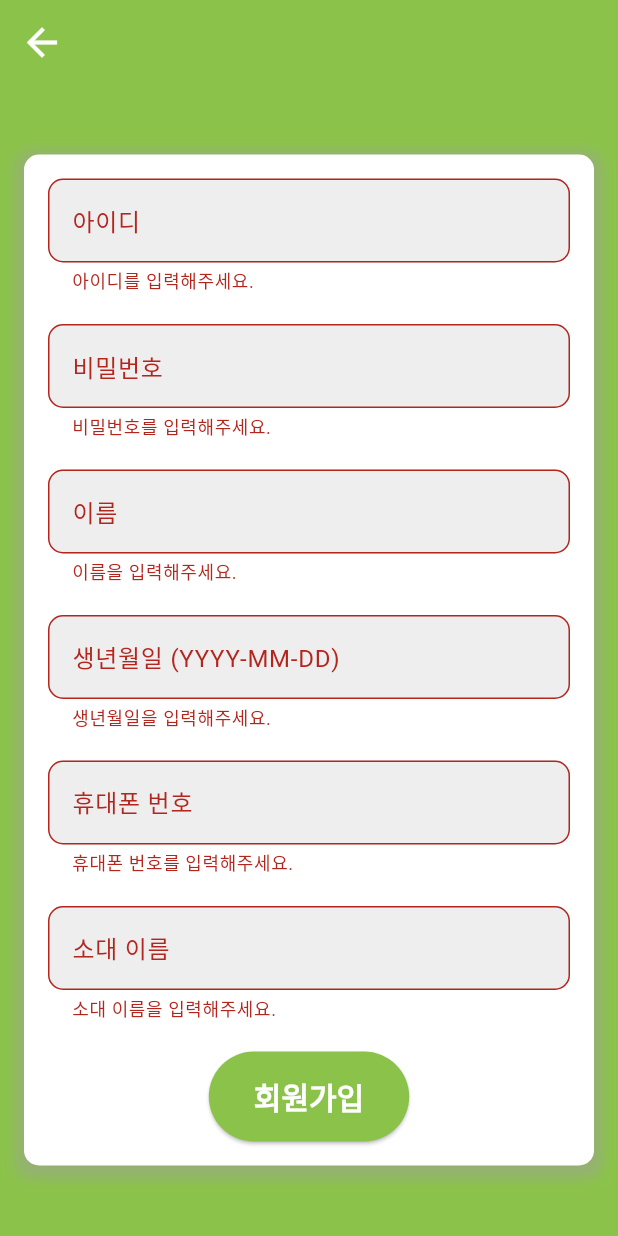
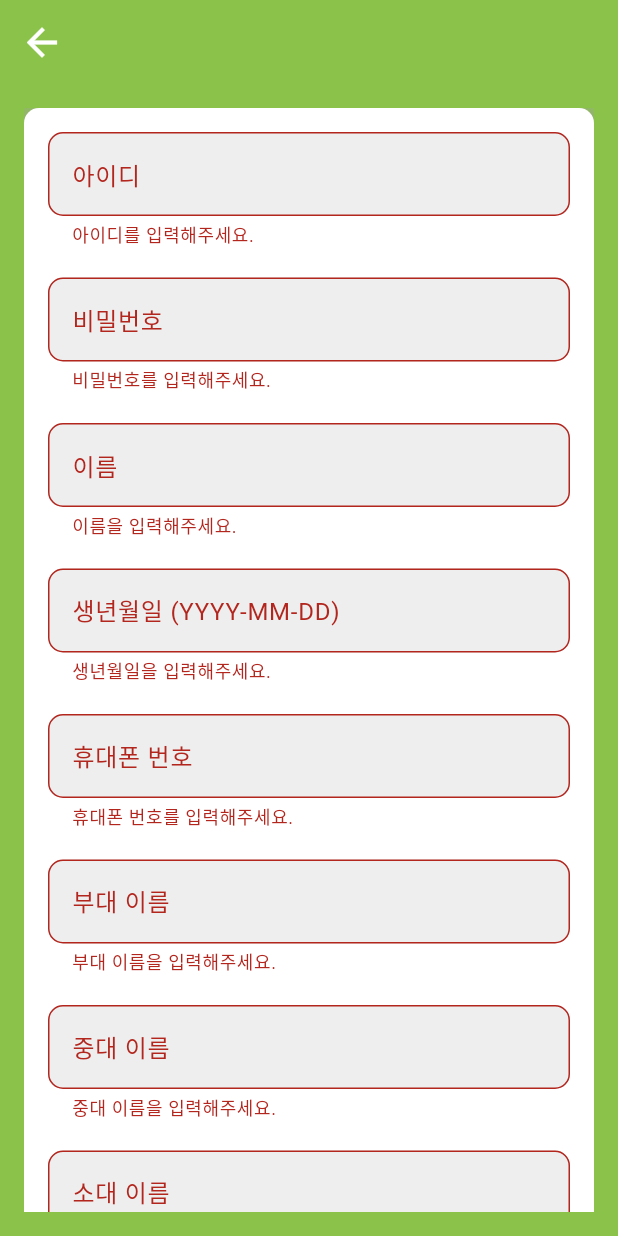
Before and after one commit to koreansandwich/millitary, a Flutter app: the SignupScreen screen opened directly, after a tap on "회원가입", on a phone screen of 412 x 824 dp. Run offline on Flutter 3.47's test engine with Material 3 defaults, Android fonts, the phone set to English and light mode, and no system bars; our stand-ins replace image_picker, sqflite, table_calendar; accounts and stored records are empty.

Commit message:
2024_06_09

```diff
--- a/lib/db/diary_database.dart
+++ b/lib/db/diary_database.dart
@@ -6,14 +6,18 @@ class Diary {
   final String date;
   final String content;
   final bool isPublic;
-  final int userId; // 사용자 식별자 추가
+  final int userId;
+  final String platoon;
+  final String battalion;
 
   Diary({
     this.id,
     required this.date,
     required this.content,
     required this.isPublic,
-    required this.userId, // 사용자 식별자 초기화
+    required this.userId,
+    required this.platoon,
+    required this.battalion,
   });
 
   Diary copyWith({
@@ -22,13 +26,17 @@ class Diary {
     String? content,
     bool? isPublic,
     int? userId,
+    String? platoon,
+    String? battalion,
   }) {
     return Diary(
       id: id ?? this.id,
       date: date ?? this.date,
       content: content ?? this.content,
       isPublic: isPublic ?? this.isPublic,
-      userId: userId ?? this.userId, // 사용자 식별자 복사
+      userId: userId ?? this.userId,
+      platoon: platoon ?? this.platoon,
+      battalion: battalion ?? this.battalion,
     );
   }
 
@@ -38,6 +46,8 @@ class Diary {
         DiaryFields.content: content,
         DiaryFields.isPublic: isPublic ? 1 : 0,
         DiaryFields.userId: userId,
+        DiaryFields.platoon: platoon,
+        DiaryFields.battalion: battalion,
       };
 
   factory Diary.fromJson(Map<String, dynamic> json) => Diary(
@@ -46,17 +56,29 @@ class Diary {
         content: json[DiaryFields.content],
         isPublic: json[DiaryFields.isPublic] == 1,
         userId: json[DiaryFields.userId],
+        platoon: json[DiaryFields.platoon],
+        battalion: json[DiaryFields.battalion],
       );
 }
 
 class DiaryFields {
-  static final List<String> values = [id, date, content, isPublic, userId];
+  static final List<String> values = [
+    id,
+    date,
+    content,
+    isPublic,
+    userId,
+    platoon,
+    battalion
+  ];
 
   static const String id = '_id';
   static const String date = 'date';
   static const String content = 'content';
   static const String isPublic = 'isPublic';
-  static const String userId = 'userId'; // 사용자 식별자 필드 추가
+  static const String userId = 'userId';
+  static const String platoon = 'platoon';
+  static const String battalion = 'battalion';
 }
 
 class DiaryDatabase {
@@ -92,13 +114,14 @@ CREATE TABLE diaries (
   ${DiaryFields.date} $textType,
   ${DiaryFields.content} $textType,
   ${DiaryFields.isPublic} $boolType,
-  ${DiaryFields.userId} $intType
+  ${DiaryFields.userId} $intType,
+  ${DiaryFields.platoon} $textType,
+  ${DiaryFields.battalion} $textType
   )
 ''');
   }
 
   Future<Diary?> fetchDiaryByDate(String date, int userId) async {
-    // 수정된 부분: userId 추가
     final db = await instance.database;
 
     final maps = await db.query(
@@ -115,14 +138,16 @@ CREATE TABLE diaries (
     }
   }
 
-  Future<List<Diary>> fetchPublicDiariesByDate(String date) async {
+  Future<List<Diary>> fetchPublicDiariesByDate(
+      String date, String platoon, String battalion) async {
     final db = await instance.database;
 
     final maps = await db.query(
       'diaries',
       columns: DiaryFields.values,
-      where: '${DiaryFields.date} = ? AND ${DiaryFields.isPublic} = 1',
-      whereArgs: [date],
+      where:
+          '${DiaryFields.date} = ? AND ${DiaryFields.isPublic} = 1 AND ${DiaryFields.platoon} = ? AND ${DiaryFields.battalion} = ?',
+      whereArgs: [date, platoon, battalion],
     );
 
     return maps.map((json) => Diary.fromJson(json)).toList();
--- a/lib/db/user_database.dart
+++ b/lib/db/user_database.dart
@@ -9,6 +9,8 @@ class User {
   final String birthdate;
   final String phoneNumber;
   final String platoon;
+  final String battalion; // 중대 필드 추가
+  final String company; // 부대 필드 추가
 
   User({
     this.id,
@@ -18,6 +20,8 @@ class User {
     required this.birthdate,
     required this.phoneNumber,
     required this.platoon,
+    required this.battalion,
+    required this.company,
   });
 
   User copyWith({
@@ -28,6 +32,8 @@ class User {
     String? birthdate,
     String? phoneNumber,
     String? platoon,
+    String? battalion,
+    String? company,
   }) {
     return User(
       id: id ?? this.id,
@@ -37,6 +43,8 @@ class User {
       birthdate: birthdate ?? this.birthdate,
       phoneNumber: phoneNumber ?? this.phoneNumber,
       platoon: platoon ?? this.platoon,
+      battalion: battalion ?? this.battalion,
+      company: company ?? this.company,
     );
   }
 
@@ -48,6 +56,8 @@ class User {
         UserFields.birthdate: birthdate,
         UserFields.phoneNumber: phoneNumber,
         UserFields.platoon: platoon,
+        UserFields.battalion: battalion,
+        UserFields.company: company,
       };
 
   factory User.fromJson(Map<String, dynamic> json) => User(
@@ -58,6 +68,8 @@ class User {
         birthdate: json[UserFields.birthdate],
         phoneNumber: json[UserFields.phoneNumber],
         platoon: json[UserFields.platoon],
+        battalion: json[UserFields.battalion],
+        company: json[UserFields.company],
       );
 }
 
@@ -70,6 +82,8 @@ class UserFields {
     birthdate,
     phoneNumber,
     platoon,
+    battalion,
+    company,
   ];
 
   static const String id = '_id';
@@ -79,6 +93,8 @@ class UserFields {
   static const String birthdate = 'birthdate';
   static const String phoneNumber = 'phoneNumber';
   static const String platoon = 'platoon';
+  static const String battalion = 'battalion';
+  static const String company = 'company';
 }
 
 class UserDatabase {
@@ -114,7 +130,9 @@ CREATE TABLE users (
   ${UserFields.name} $textType,
   ${UserFields.birthdate} $textType,
   ${UserFields.phoneNumber} $textType,
-  ${UserFields.platoon} $textType
+  ${UserFields.platoon} $textType,
+  ${UserFields.battalion} $textType,
+  ${UserFields.company} $textType
   )
 ''');
   }
--- a/lib/screens/login_screen.dart
+++ b/lib/screens/login_screen.dart
@@ -21,7 +21,7 @@ class _LoginScreenState extends State<LoginScreen> {
         Navigator.pushReplacement(
           context,
           MaterialPageRoute(
-            builder: (context) => CalendarScreen(userId: user.id!),
+            builder: (context) => CalendarScreen(user: user),
           ),
         );
       } else {
--- a/lib/screens/signup_screen.dart
+++ b/lib/screens/signup_screen.dart
@@ -10,10 +10,12 @@ class _SignupScreenState extends State<SignupScreen> {
   final _formKey = GlobalKey<FormState>();
   String _username = '';
   String _password = '';
-  String _name = ''; // 이름 필드 추가
-  String _birthdate = ''; // 생년월일 필드 추가
-  String _phoneNumber = ''; // 휴대폰 번호 필드 추가
-  String _platoon = ''; // 소대 이름 필드 추가
+  String _name = '';
+  String _birthdate = '';
+  String _phoneNumber = '';
+  String _platoon = '';
+  String _battalion = '';
+  String _company = '';
 
   Future<void> _signup() async {
     if (_formKey.currentState!.validate()) {
@@ -25,6 +27,8 @@ class _SignupScreenState extends State<SignupScreen> {
         birthdate: _birthdate,
         phoneNumber: _phoneNumber,
         platoon: _platoon,
+        battalion: _battalion,
+        company: _company,
       );
       await UserDatabase.instance.insertUser(newUser);
       ScaffoldMessenger.of(context).showSnackBar(
@@ -37,13 +41,12 @@ class _SignupScreenState extends State<SignupScreen> {
   @override
   Widget build(BuildContext context) {
     return Scaffold(
-      backgroundColor: Color(0xFF8BC34A), // 배경 색상 변경
+      backgroundColor: Color(0xFF8BC34A),
       appBar: AppBar(
         backgroundColor: Colors.transparent,
         elevation: 0,
         leading: IconButton(
-          icon: Icon(Icons.arrow_back,
-              color: Colors.white, size: 30), // 크기와 색상 변경
+          icon: Icon(Icons.arrow_back, color: Colors.white, size: 30),
           onPressed: () => Navigator.of(context).pop(),
         ),
       ),
@@ -175,6 +178,46 @@ class _SignupScreenState extends State<SignupScreen> {
                         SizedBox(height: 20),
                         TextFormField(
                           decoration: InputDecoration(
+                            labelText: '부대 이름',
+                            border: OutlineInputBorder(
+                              borderRadius: BorderRadius.circular(10),
+                            ),
+                            filled: true,
+                            fillColor: Colors.grey[200],
+                          ),
+                          validator: (value) {
+                            if (value == null || value.isEmpty) {
+                              return '부대 이름을 입력해주세요.';
+                            }
+                            return null;
+                          },
+                          onSaved: (value) {
+                            _company = value!;
+                          },
+                        ),
+                        SizedBox(height: 20),
+                        TextFormField(
+                          decoration: InputDecoration(
+                            labelText: '중대 이름',
+                            border: OutlineInputBorder(
+                              borderRadius: BorderRadius.circular(10),
+                            ),
+                            filled: true,
+                            fillColor: Colors.grey[200],
+                          ),
+                          validator: (value) {
+                            if (value == null || value.isEmpty) {
+                              return '중대 이름을 입력해주세요.';
+                            }
+                            return null;
+                          },
+                          onSaved: (value) {
+                            _battalion = value!;
+                          },
+                        ),
+                        SizedBox(height: 20),
+                        TextFormField(
+                          decoration: InputDecoration(
                             labelText: '소대 이름',
                             border: OutlineInputBorder(
                               borderRadius: BorderRadius.circular(10),
@@ -196,8 +239,8 @@ class _SignupScreenState extends State<SignupScreen> {
                         ElevatedButton(
                           onPressed: _signup,
                           style: ElevatedButton.styleFrom(
-                            backgroundColor: Color(0xFF8BC34A), // 버튼 배경색
-                            foregroundColor: Colors.white, // 버튼 글자색
+                            backgroundColor: Color(0xFF8BC34A),
+                            foregroundColor: Colors.white,
                             padding: EdgeInsets.symmetric(
                                 horizontal: 30, vertical: 15),
                             textStyle: TextStyle(
```
Also changed, not shown: lib/screens/calendar_screen.dart (+11 -7 lines), lib/screens/diary_screen.dart (+9 -4 lines), lib/screens/other_diaries_screen.dart (+11 -4 lines).
